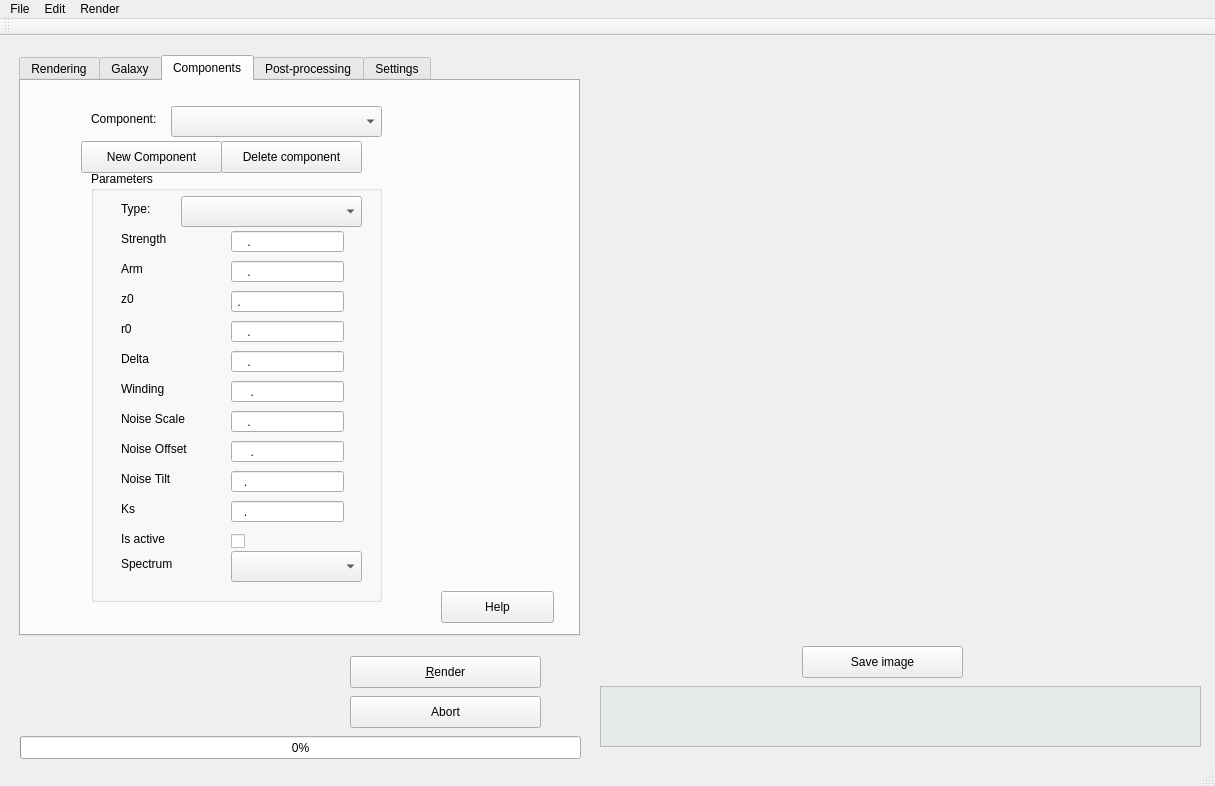
Old version of the form mainwindow.ui in the repository leuat/gamer.
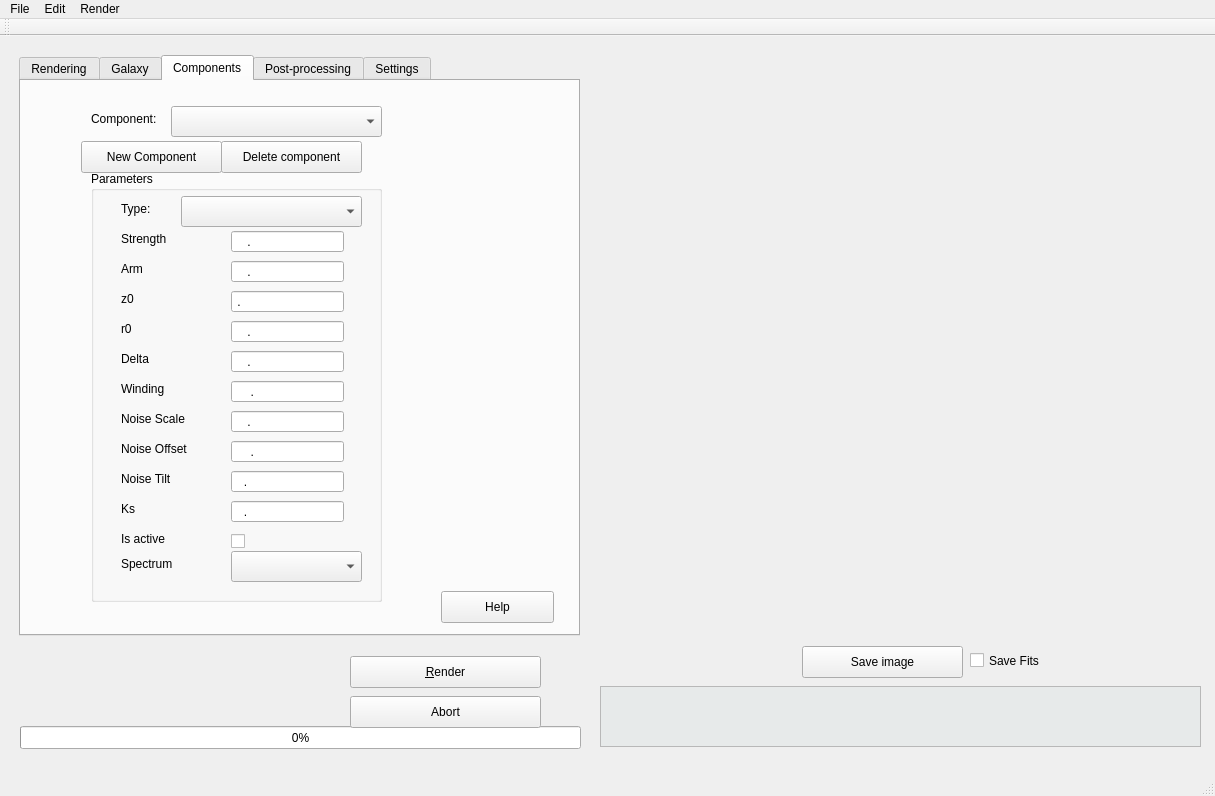
New version of the form. Icons and pictures are not drawn. Custom widgets are drawn as their Qt base class.

Patch:
```diff
--- a/mainwindow.ui
+++ b/mainwindow.ui
@@ -10,7 +10,7 @@
     <x>0</x>
     <y>0</y>
     <width>1215</width>
-    <height>786</height>
+    <height>796</height>
    </rect>
   </property>
   <property name="windowTitle">
@@ -1119,7 +1119,7 @@
     <property name="geometry">
      <rect>
       <x>20</x>
-      <y>700</y>
+      <y>690</y>
       <width>561</width>
       <height>23</height>
      </rect>
@@ -1226,6 +1226,35 @@
      <string>Save image</string>
     </property>
    </widget>
+   <widget class="QLabel" name="lblEta">
+    <property name="geometry">
+     <rect>
+      <x>20</x>
+      <y>710</y>
+      <width>271</width>
+      <height>20</height>
+     </rect>
+    </property>
+    <property name="text">
+     <string/>
+    </property>
+    <property name="alignment">
+     <set>Qt::AlignLeading|Qt::AlignLeft|Qt::AlignVCenter</set>
+    </property>
+   </widget>
+   <widget class="QCheckBox" name="checkBox">
+    <property name="geometry">
+     <rect>
+      <x>970</x>
+      <y>609</y>
+      <width>101</width>
+      <height>31</height>
+     </rect>
+    </property>
+    <property name="text">
+     <string>Save Fits</string>
+    </property>
+   </widget>
   </widget>
   <widget class="QMenuBar" name="menuBar">
    <property name="geometry">
```
